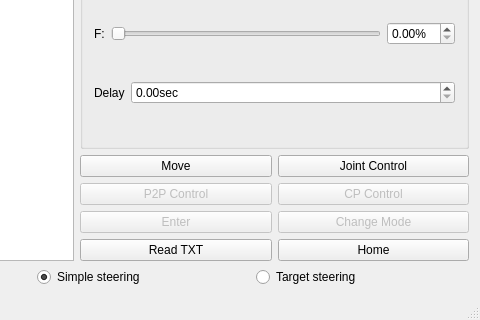
Above: core/mainwindow.ui from kmolLin/robotic_control before the change; both pictures show x 413 to 893 and y 356 to 676 of the 893 by 676 pixel window. Below: the same form after it.
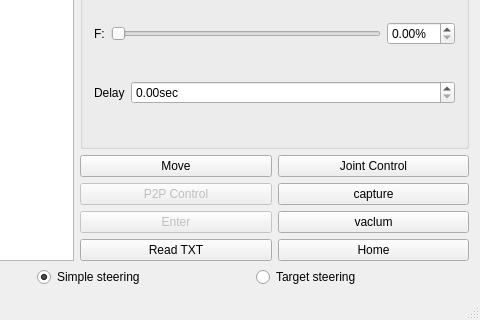
That is the form after the change.

Diff of the .ui file:
```diff
--- a/core/mainwindow.ui
+++ b/core/mainwindow.ui
@@ -501,10 +501,10 @@
               <item>
                <widget class="QPushButton" name="cp_ctr_btn">
                 <property name="enabled">
-                 <bool>false</bool>
+                 <bool>true</bool>
                 </property>
                 <property name="text">
-                 <string>CP Control</string>
+                 <string>capture</string>
                 </property>
                </widget>
               </item>
@@ -525,10 +525,10 @@
               <item>
                <widget class="QPushButton" name="mode_btn">
                 <property name="enabled">
-                 <bool>false</bool>
+                 <bool>true</bool>
                 </property>
                 <property name="text">
-                 <string>Change Mode</string>
+                 <string>vaclum</string>
                 </property>
                </widget>
               </item>
```
Left out of the diff: 4 changed lines with no effect on the pictures.
